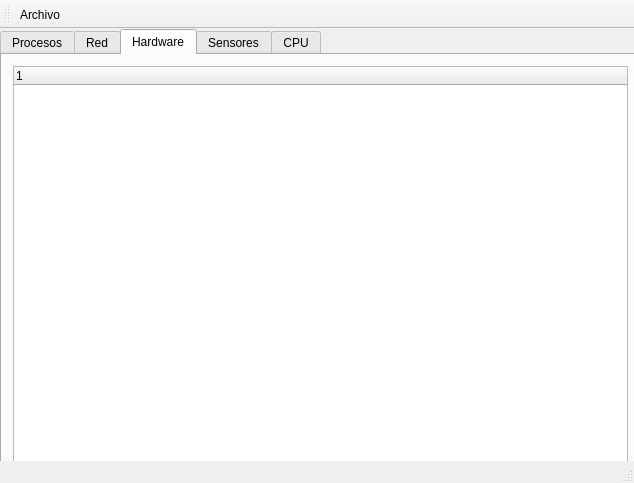
alu0100843101/soa-system-monitor, file SystemMonitor/mainwindow.ui: the form before one commit.
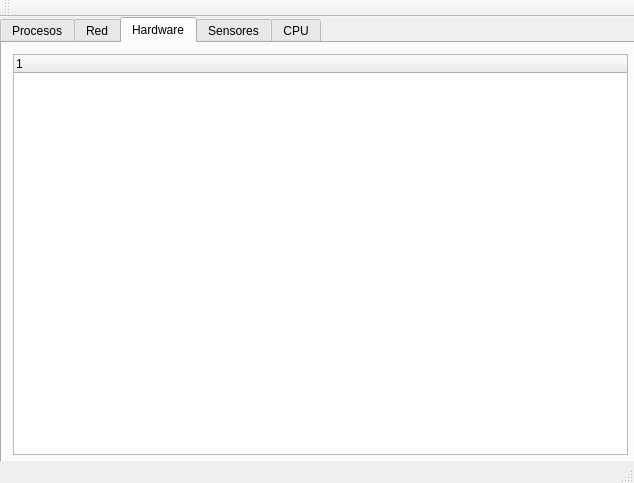
The form after the commit.

Commit message: Parte Obligatoria Terminada

```diff
--- a/SystemMonitor/mainwindow.ui
+++ b/SystemMonitor/mainwindow.ui
@@ -91,17 +91,8 @@
    <attribute name="toolBarBreak">
     <bool>false</bool>
    </attribute>
-   <addaction name="actionArchivo"/>
   </widget>
   <widget class="QStatusBar" name="statusBar"/>
-  <action name="actionArchivo">
-   <property name="text">
-    <string>Archivo</string>
-   </property>
-   <property name="shortcut">
-    <string>Ctrl+A</string>
-   </property>
-  </action>
  </widget>
  <layoutdefault spacing="6" margin="11"/>
  <resources/>
```
